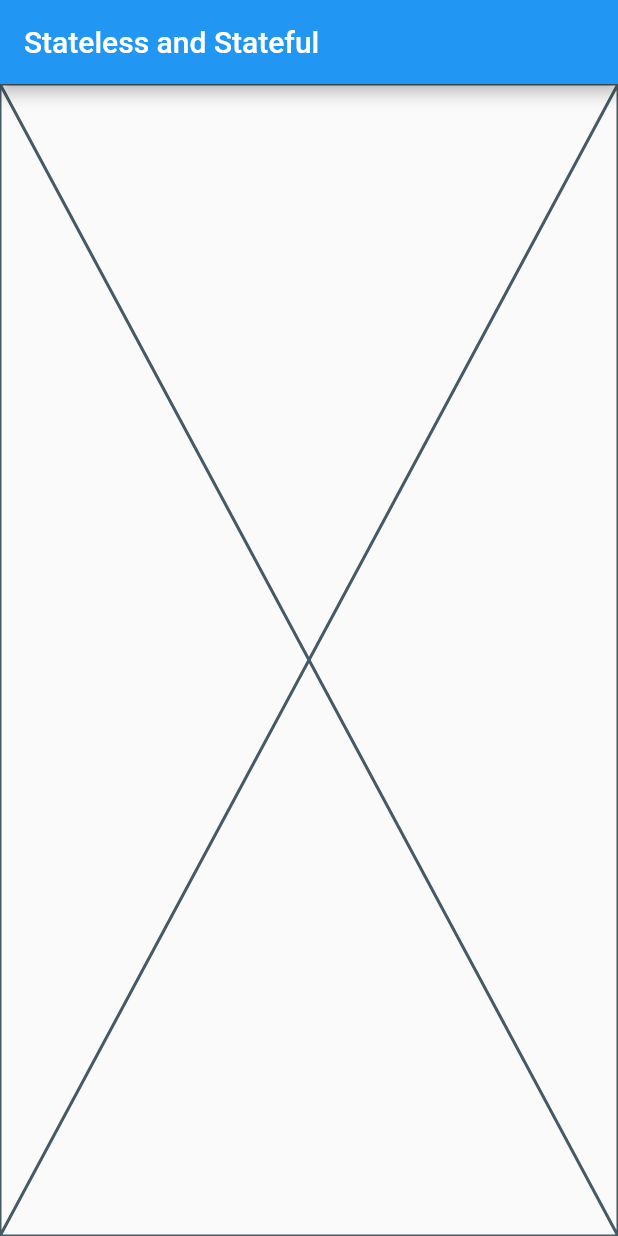
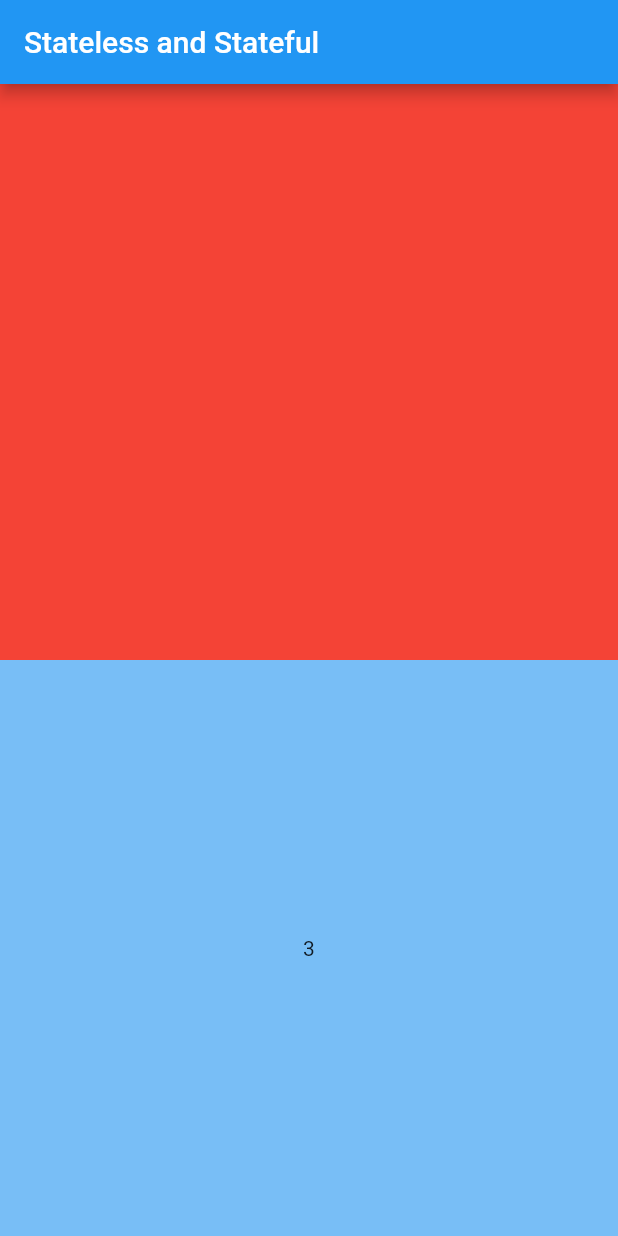
Before and after one commit to dongeranguk/flutter_example, a Flutter app: the screen it shows after launch, on a phone screen of 412 x 824 dp. Run offline on Flutter 3.47's test engine with Material 2 defaults, Android fonts, the phone set to English and light mode, and no system bars.

Commit message:
#12 - Stateless Widget 과 Stateful Widget
`Stateless Widget` 은 상태가 절대 변경되지 않고,
`Stateful Widget` 은 사용자가 위젯과 상호작용할 때 위젯이 변경될 수 있다.

`Stateful Widget` 은 `State` 객체에 위젯의 상태를 저장하여 위젯의 모양과 상태를 분리한다.
`setState()` 함수는 호출할 때 위젯을 다시 그리도록(build) 지시하여 변경된 상태를 보여준다.

```diff
--- a/lib/main.dart
+++ b/lib/main.dart
@@ -5,17 +5,86 @@ void main() {
     home: Scaffold(
       appBar: AppBar(title: Text('Stateless and Stateful')),
       body: Body(),
-
     ),
   ));
 }
 
 class Body extends StatelessWidget {
-
   const Body({super.key});
 
   @override
   Widget build(BuildContext context) {
-    return Placeholder();
+    return Column(
+      children: [
+        ExampleStateless(),
+        ExampleStateful(index: 3),
+      ],
+    );
   }
 }
+
+class ExampleStateless extends StatelessWidget {
+  const ExampleStateless({super.key});
+
+  @override
+  Widget build(BuildContext context) {
+    return Expanded(
+      child: Container(
+        color: Colors.red,
+      ),
+    );
+  }
+}
+
+class ExampleStateful extends StatefulWidget {
+  final int index;
+
+  const ExampleStateful({required this.index, super.key});
+
+  @override
+  State<ExampleStateful> createState() => _ExampleStatefulState();
+}
+
+class _ExampleStatefulState extends State<ExampleStateful> {
+  late int _index;
+  late TextEditingController textEditingController;
+
+  @override
+  void initState() {
+    super.initState();
+    _index = widget.index;
+    textEditingController = TextEditingController();
+  }
+
+
+  @override
+  void dispose() {
+    textEditingController.dispose();
+    super.dispose();
+  }
+
+  @override
+  Widget build(BuildContext context) {
+    return Expanded(
+      flex: 1,
+      child: GestureDetector(
+        onTap: () {
+          setState(
+            () {
+              if (_index == 5) {
+                _index = 0;
+                return;
+              }
+
+              _index++;
+            },
+          );
+        },
+        child: Container(
+          color: Colors.blue.withOpacity(_index/5),
+          child: Center(child: Text('$_index')),
+        ),
+      ),
+    );
+  }
+}
```
